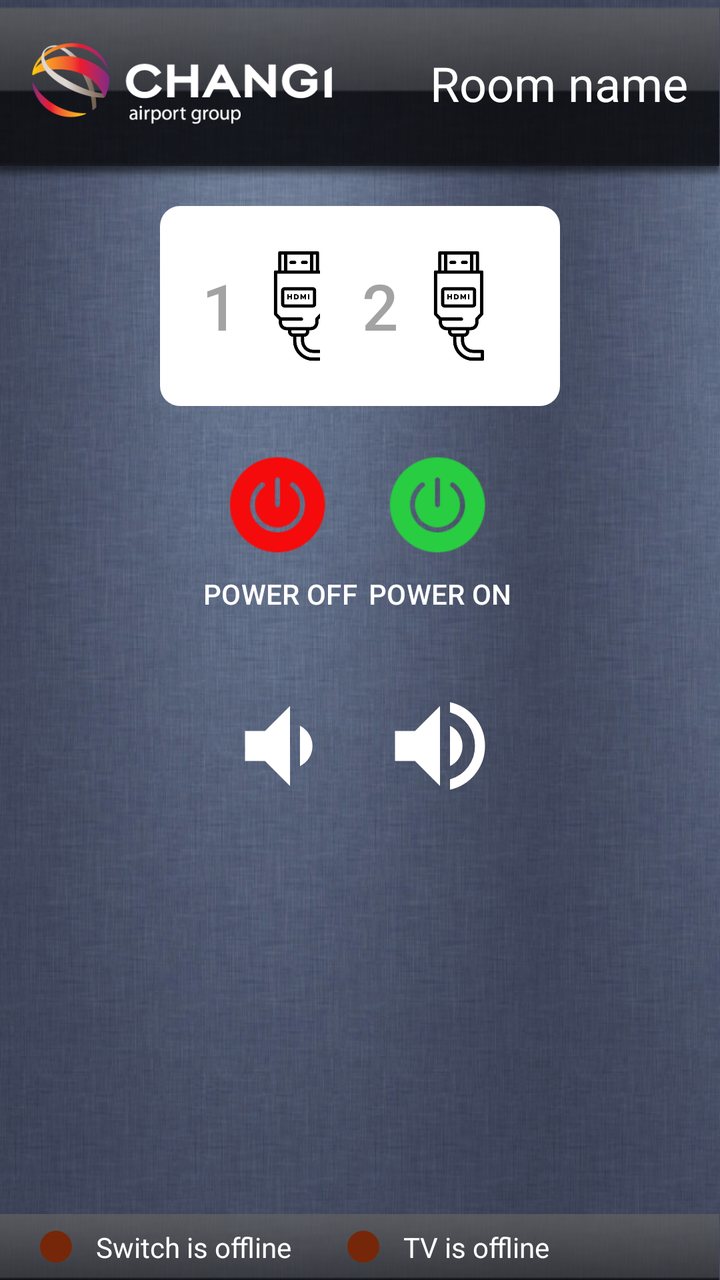
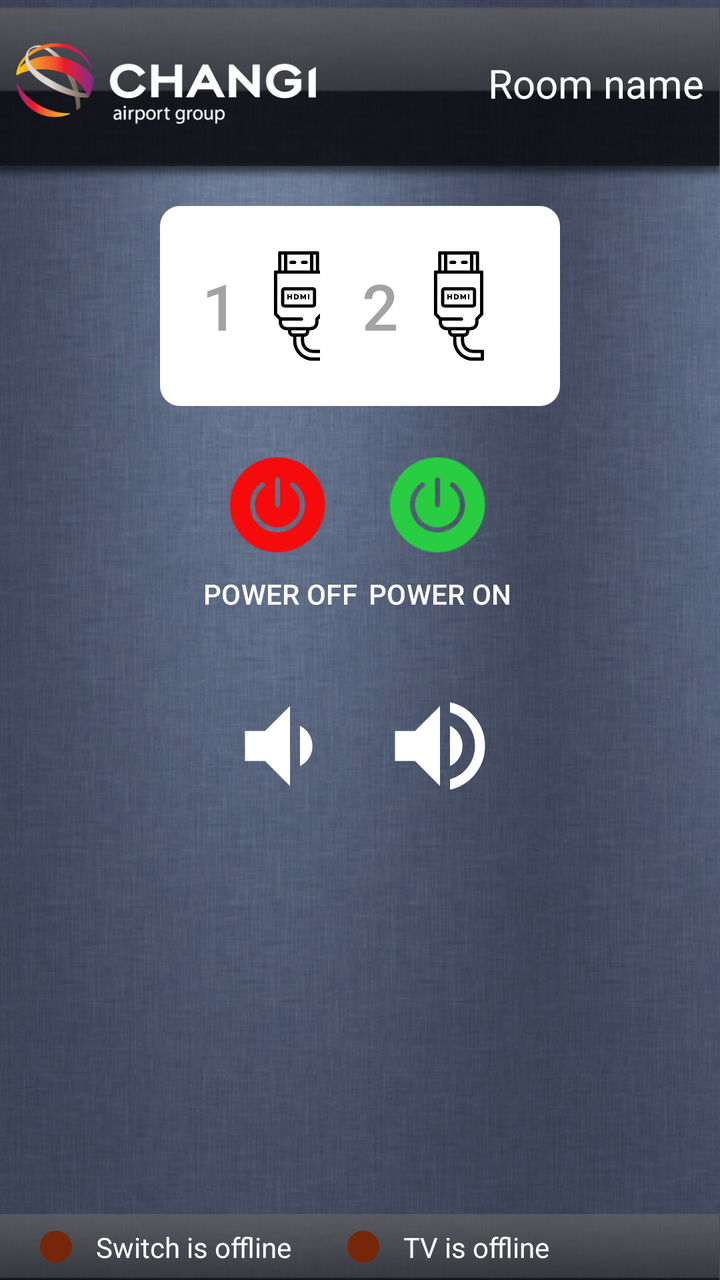

An Android layout rendered at two revisions. The XML below is the earlier revision; the diff shows what the commit changed to produce the second picture.
<!-- AndroidManifest.xml: application theme Theme.CAGApp -->
<!-- res/layout/fragment_control_screen.xml -->
<?xml version="1.0" encoding="utf-8"?>
<androidx.constraintlayout.widget.ConstraintLayout xmlns:android="http://schemas.android.com/apk/res/android"
    xmlns:tools="http://schemas.android.com/tools"
    android:layout_width="match_parent"
    android:layout_height="match_parent"
    xmlns:app="http://schemas.android.com/apk/res-auto"
    tools:context=".fragments.ControlScreen">

    
    <androidx.constraintlayout.widget.ConstraintLayout
        android:id="@+id/header"
        android:layout_width="match_parent"
        android:layout_height="83dp"
        app:layout_constraintTop_toTopOf="parent"
        android:background="@drawable/header_bg" >

        <ImageView
            android:layout_width="150dp"
            android:layout_height="80dp"
            android:layout_marginStart="16dp"
            android:src="@drawable/logo_header"
            android:contentDescription="@string/app_name"
            app:layout_constraintStart_toStartOf="parent"
            app:layout_constraintTop_toTopOf="parent"
            app:layout_constraintBottom_toBottomOf="parent" />

        <TextView
            android:id="@+id/room_name_tv"
            android:layout_height="wrap_content"
            android:layout_width="wrap_content"
            android:layout_marginEnd="16dp"
            android:textSize="24sp"
            android:textColor="@color/white"
            android:textAlignment="center"
            android:text="Room name"
            app:layout_constraintEnd_toEndOf="parent"
            app:layout_constraintTop_toTopOf="parent"
            app:layout_constraintBottom_toBottomOf="parent" />
    </androidx.constraintlayout.widget.ConstraintLayout>

    

    <androidx.constraintlayout.widget.ConstraintLayout
        android:id="@+id/body"
        android:layout_width="0dp"
        android:layout_height="0dp"
        android:background="@drawable/body_texture"
        app:layout_constraintBottom_toTopOf="@id/footer"
        app:layout_constraintEnd_toEndOf="parent"
        app:layout_constraintHorizontal_bias="0.0"
        app:layout_constraintStart_toStartOf="parent"
        app:layout_constraintTop_toBottomOf="@id/header"
        app:layout_constraintVertical_bias="0.0">

        <com.google.android.material.button.MaterialButton
            android:id="@+id/btn_usb_1"
            style="@style/source_button"
            android:layout_width="120dp"
            android:layout_height="100dp"
            android:layout_marginStart="80dp"
            android:layout_marginTop="20dp"
            android:text="@string/num1"
            android:textColor="@color/dirty_white"
            android:textSize="32sp"

            app:layout_constraintStart_toStartOf="parent"
            app:layout_constraintTop_toTopOf="parent" />

        <com.google.android.material.button.MaterialButton
            android:id="@+id/btn_usb_2"
            style="@style/source_button"
            android:layout_width="120dp"
            android:layout_height="100dp"
            android:layout_marginEnd="80dp"
            android:text="@string/num2"
            android:textColor="@color/dirty_white"
            android:textSize="32sp"
            app:layout_constraintEnd_toEndOf="parent"
            app:layout_constraintTop_toTopOf="@id/btn_usb_1" />

        <com.google.android.material.button.MaterialButton
            android:id="@+id/btn_power_off"
            style="@style/power_button"
            android:layout_width="120dp"
            android:layout_height="100dp"
            android:layout_marginTop="10dp"
            android:text="@string/power_off"
            android:textAllCaps="true"
            android:paddingTop="0dp"
            app:backgroundTint="@android:color/transparent"
            app:icon="@drawable/pwr_off"
            app:iconGravity="textTop"
            app:iconPadding="8dp"
            app:layout_constraintStart_toStartOf="@id/btn_usb_1"
            app:layout_constraintTop_toBottomOf="@id/btn_usb_1" />

        <com.google.android.material.button.MaterialButton
            android:id="@+id/btn_power_on"
            style="@style/power_button"
            android:layout_width="120dp"
            android:layout_height="100dp"
            android:layout_marginEnd="80dp"
            android:text="@string/power_on"
            android:textAllCaps="true"
            android:paddingTop="0dp"
            app:backgroundTint="@android:color/transparent"
            app:icon="@drawable/pwr_on"
            app:iconGravity="textTop"
            app:iconPadding="8dp"
            app:layout_constraintEnd_toEndOf="parent"
            app:layout_constraintTop_toTopOf="@id/btn_power_off" />

        <com.google.android.material.button.MaterialButton
            android:id="@+id/btn_vol_down"
            style="@style/power_button"
            android:layout_width="120dp"
            android:layout_height="100dp"
            android:layout_marginTop="10dp"
            app:backgroundTint="@android:color/transparent"
            app:icon="@drawable/volume_down"
            app:iconGravity="textStart"
            app:iconPadding="0dp"
            app:layout_constraintStart_toStartOf="@id/btn_power_off"
            app:layout_constraintTop_toBottomOf="@id/btn_power_off" />

        <com.google.android.material.button.MaterialButton
            android:id="@+id/btn_vol_up"
            style="@style/power_button"
            android:layout_width="120dp"
            android:layout_height="100dp"
            android:layout_marginEnd="80dp"
            app:backgroundTint="@android:color/transparent"
            app:icon="@drawable/volume_up"
            app:iconGravity="textStart"
            app:iconPadding="0dp"
            app:layout_constraintEnd_toEndOf="parent"
            app:layout_constraintTop_toTopOf="@id/btn_vol_down"/>

        <TextView
            android:id="@+id/volume_tv"
            android:layout_width="wrap_content"
            android:layout_height="wrap_content"
            android:text="@string/volume"
            android:textAllCaps="true"
            android:textColor="@color/white"
            android:textSize="16sp"
            app:layout_constraintStart_toEndOf="@id/btn_vol_down"
            app:layout_constraintEnd_toStartOf="@+id/btn_vol_up"
            app:layout_constraintTop_toTopOf="@+id/btn_vol_down"
            app:layout_constraintBottom_toBottomOf="@id/btn_vol_down"/>


    </androidx.constraintlayout.widget.ConstraintLayout>

    
    <LinearLayout
        android:id="@+id/footer"
        android:layout_width="0dp"
        android:layout_height="33dp"
        app:layout_constraintStart_toStartOf="parent"
        app:layout_constraintBottom_toBottomOf="parent"
        app:layout_constraintEnd_toEndOf="parent"
        android:background="@drawable/footer_bg"
        android:orientation="horizontal"
        android:gravity="center_vertical"
        android:paddingStart="16dp"
        android:paddingEnd="16dp" >

        <ImageView
            android:id="@+id/switchLedIcon"
            android:layout_width="24dp"
            android:layout_height="24dp"
            android:contentDescription="@string/led_indicator"
            android:src="@drawable/ic_led" />

        <TextView
            android:id="@+id/switchLedIcon_tv"
            android:layout_width="wrap_content"
            android:layout_height="wrap_content"
            android:layout_marginStart="8dp"
            android:text="Switch is offline"
            android:textColor="@color/white"
            android:contentDescription="@string/connection_indicator_of_switch" />

        <View
            android:layout_width="24dp"
            android:layout_height="match_parent" />

        <ImageView
            android:id="@+id/tvLedIcon"
            android:layout_width="24dp"
            android:layout_height="24dp"
            android:contentDescription="@string/led_indicator"
            android:src="@drawable/ic_led" />

        <TextView
            android:id="@+id/tvLed_desc_tv"
            android:layout_width="wrap_content"
            android:layout_height="wrap_content"
            android:layout_marginStart="8dp"
            android:text="TV is offline"
            android:textColor="@color/white"
            android:contentDescription="@string/connection_indicator_of_TV" />

    </LinearLayout>

    
    <androidx.constraintlayout.widget.ConstraintLayout
        android:id="@+id/layoutWarmup"
        android:layout_width="match_parent"
        android:layout_height="match_parent"
        android:background="#E6FFFFFF"
        android:clickable="true"
        android:focusable="true"
        android:visibility="gone">

        <ProgressBar
            android:id="@+id/warmupProgress"
            android:layout_width="100dp"
            android:layout_height="100dp"
            app:layout_constraintBottom_toTopOf="@+id/txtWarmupMessage"
            app:layout_constraintEnd_toEndOf="parent"
            app:layout_constraintStart_toStartOf="parent"
            app:layout_constraintTop_toTopOf="parent"
            app:layout_constraintVertical_chainStyle="packed" />

        <TextView
            android:id="@+id/txtWarmupMessage"
            android:layout_width="wrap_content"
            android:layout_height="wrap_content"
            android:layout_marginTop="16dp"
            android:text="@string/please_wait"
            android:textColor="@android:color/black"
            android:textSize="28sp"
            android:textStyle="bold"
            app:layout_constraintBottom_toTopOf="@+id/txtWarmupCountdown"
            app:layout_constraintEnd_toEndOf="parent"
            app:layout_constraintStart_toStartOf="parent"
            app:layout_constraintTop_toBottomOf="@+id/warmupProgress" />

        <TextView
            android:id="@+id/txtWarmupCountdown"
            android:layout_width="wrap_content"
            android:layout_height="wrap_content"
            android:layout_marginTop="8dp"
            android:text="30s"
            android:textColor="@android:color/darker_gray"
            android:textSize="20sp"
            app:layout_constraintBottom_toBottomOf="parent"
            app:layout_constraintEnd_toEndOf="parent"
            app:layout_constraintStart_toStartOf="parent"
            app:layout_constraintTop_toBottomOf="@+id/txtWarmupMessage" />

    </androidx.constraintlayout.widget.ConstraintLayout>


</androidx.constraintlayout.widget.ConstraintLayout>
<!-- resources referenced by this layout -->
<resources>
  <color name="dirty_white">#A3A3A3</color>
  <color name="white">#FFFFFFFF</color>
  <!-- drawable body_texture (drawable) -->
  <?xml version="1.0" encoding="utf-8"?>
  <bitmap xmlns:android="http://schemas.android.com/apk/res/android"
      android:src="@drawable/body_texture_bg"
      android:tileMode="disabled"
      android:dither="true" />
  <!-- drawable ic_led (drawable) -->
  <vector xmlns:android="http://schemas.android.com/apk/res/android"
      android:height="24dp"
      android:tint="#762709"
      android:viewportHeight="24"
      android:viewportWidth="24"
      android:width="24dp">
        
      <path
          android:pathData="M12,4
                            a8,8 0 1,0 0.001,0"
          android:fillColor="#B0B0B0" />
  
  </vector>
  <!-- drawable pwr_off: png bitmap (drawable, 2699 bytes) -->
  <!-- drawable pwr_on: png bitmap (drawable, 2680 bytes) -->
  <!-- drawable volume_down (drawable) -->
  <vector xmlns:android="http://schemas.android.com/apk/res/android" android:autoMirrored="true" android:height="24dp" android:tint="#FFFFFF" android:viewportHeight="24" android:viewportWidth="24" android:width="24dp">
        
      <path android:fillColor="@android:color/white" android:pathData="M18.5,12c0,-1.77 -1.02,-3.29 -2.5,-4.03v8.05c1.48,-0.73 2.5,-2.25 2.5,-4.02zM5,9v6h4l5,5V4L9,9H5z"/>
      
  </vector>
  <!-- drawable volume_up (drawable) -->
  <vector xmlns:android="http://schemas.android.com/apk/res/android"
      android:width="24dp"
      android:height="24dp"
      android:viewportWidth="960"
      android:viewportHeight="960"
      android:tint="?attr/colorControlNormal"
      android:autoMirrored="true">
    <path
        android:fillColor="@android:color/white"
        android:pathData="M560,829L560,747Q650,721 705,647Q760,573 760,479Q760,385 705,311Q650,237 560,211L560,129Q684,157 762,254.5Q840,352 840,479Q840,606 762,703.5Q684,801 560,829ZM120,600L120,360L280,360L480,160L480,800L280,600L120,600ZM560,640L560,318Q607,340 633.5,384Q660,428 660,480Q660,531 633.5,574.5Q607,618 560,640Z"/>
  </vector>
  <string name="app_name">CAG App</string>
  <string name="connection_indicator_of_TV">"TV connection indicator "</string>
  <string name="connection_indicator_of_switch">Connection indicator of Switch</string>
  <string name="led_indicator">LED indicator</string>
  <string name="num1">1</string>
  <string name="num2">2</string>
  <string name="please_wait">Please wait ...</string>
  <string name="power_off">power off</string>
  <string name="power_on">power on</string>
  <string name="volume">volume</string>
  <style name="power_button">
          <item name="cornerRadius">10dp</item>
          <item name="iconSize">60dp</item>&gt;
          <item name="iconTint">@null</item>
          <item name="android:insetLeft">0dp</item>
          <item name="android:insetTop">0dp</item>
          <item name="android:insetRight">0dp</item>
          <item name="android:insetBottom">0dp</item>
          <item name="android:padding">0dp</item>
          <item name="minWidth">0dp</item>
          <item name="minHeight">0dp</item>
      </style>
  <style name="source_button">
          <item name="cornerRadius">10dp</item>
          <item name="backgroundTint">#FFFFFF</item>
          <item name="icon">@drawable/hdmi</item>
          <item name="iconGravity">textEnd</item>
          <item name="iconPadding">0dp</item>
          <item name="iconSize">60dp</item>&gt;
          <item name="iconTint">@null</item>
          <item name="android:insetLeft">0dp</item>
          <item name="android:insetTop">0dp</item>
          <item name="android:insetRight">0dp</item>
          <item name="android:insetBottom">0dp</item>
          <item name="android:padding">5dp</item>
          <item name="minWidth">0dp</item>
          <item name="minHeight">0dp</item>
  
      </style>
  <style name="Theme.CAGApp" parent="Base.Theme.CAGApp" />
  <!-- drawable hdmi: png bitmap (drawable, 8675 bytes) -->
  <style name="Base.Theme.CAGApp" parent="Theme.Material3.DayNight.NoActionBar">
          
          
      </style>
  <!-- unchanged entries left out for length: 4 -->
</resources>

<!-- the commit's change to res/layout/fragment_control_screen.xml (unified diff, before → after) -->
@@ -17,7 +17,7 @@
         <ImageView
             android:layout_width="150dp"
             android:layout_height="80dp"
-            android:layout_marginStart="16dp"
+            android:layout_marginStart="8dp"
             android:src="@drawable/logo_header"
             android:contentDescription="@string/app_name"
             app:layout_constraintStart_toStartOf="parent"
@@ -28,8 +28,8 @@
             android:id="@+id/room_name_tv"
             android:layout_height="wrap_content"
             android:layout_width="wrap_content"
-            android:layout_marginEnd="16dp"
-            android:textSize="24sp"
+            android:layout_marginEnd="8dp"
+            android:textSize="20sp"
             android:textColor="@color/white"
             android:textAlignment="center"
             android:text="Room name"
<!-- resource entries referenced after the edit -->
@@ -66,7 +66,7 @@
       </style>
   <style name="source_button">
           <item name="cornerRadius">10dp</item>
-          <item name="backgroundTint">#FFFFFF</item>
+          <item name="backgroundTint">@color/usb_button_tint</item>
           <item name="icon">@drawable/hdmi</item>
           <item name="iconGravity">textEnd</item>
           <item name="iconPadding">0dp</item>
